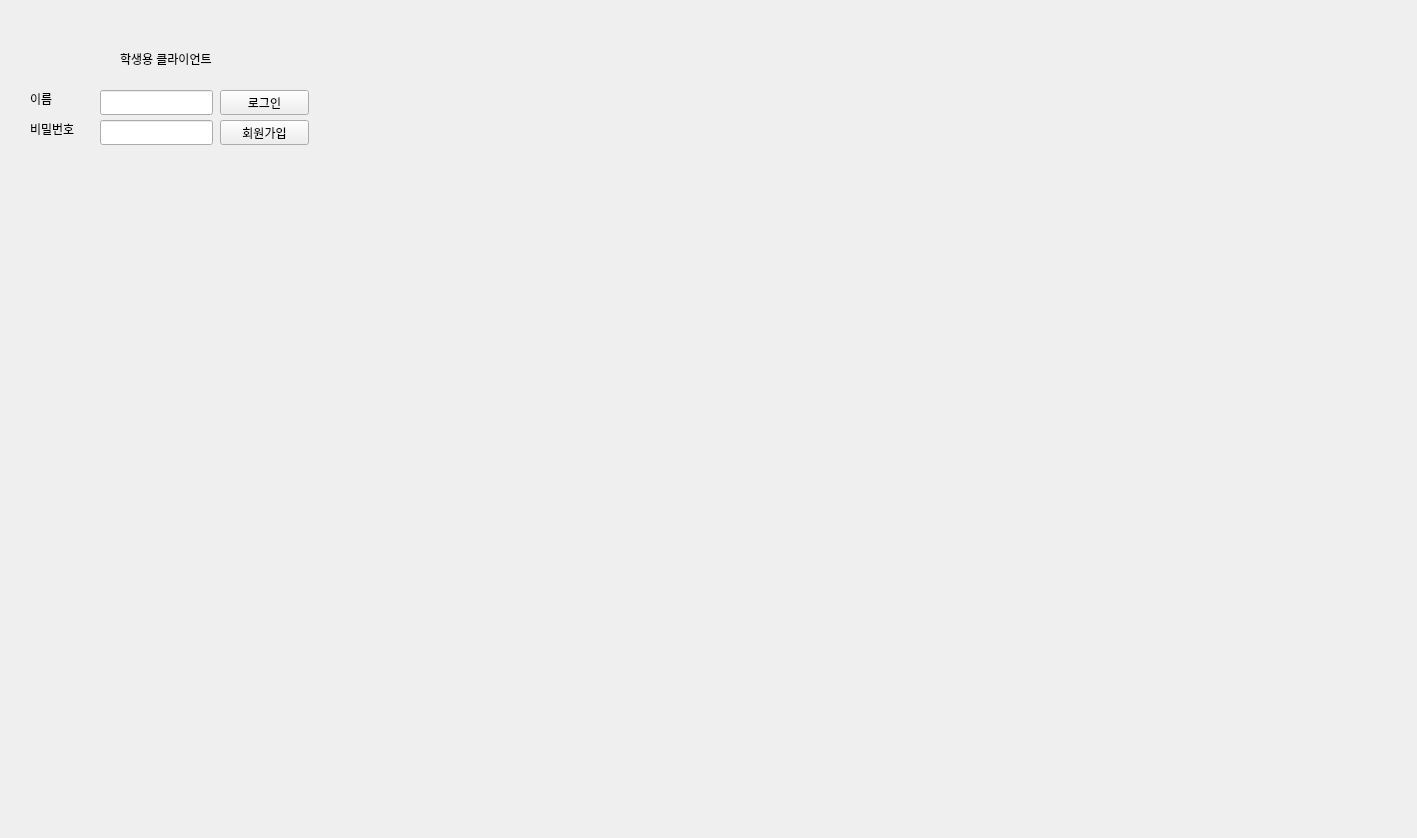
Above: untitled.ui from Eduappproject/education_application before the change. Below: the same form after it.
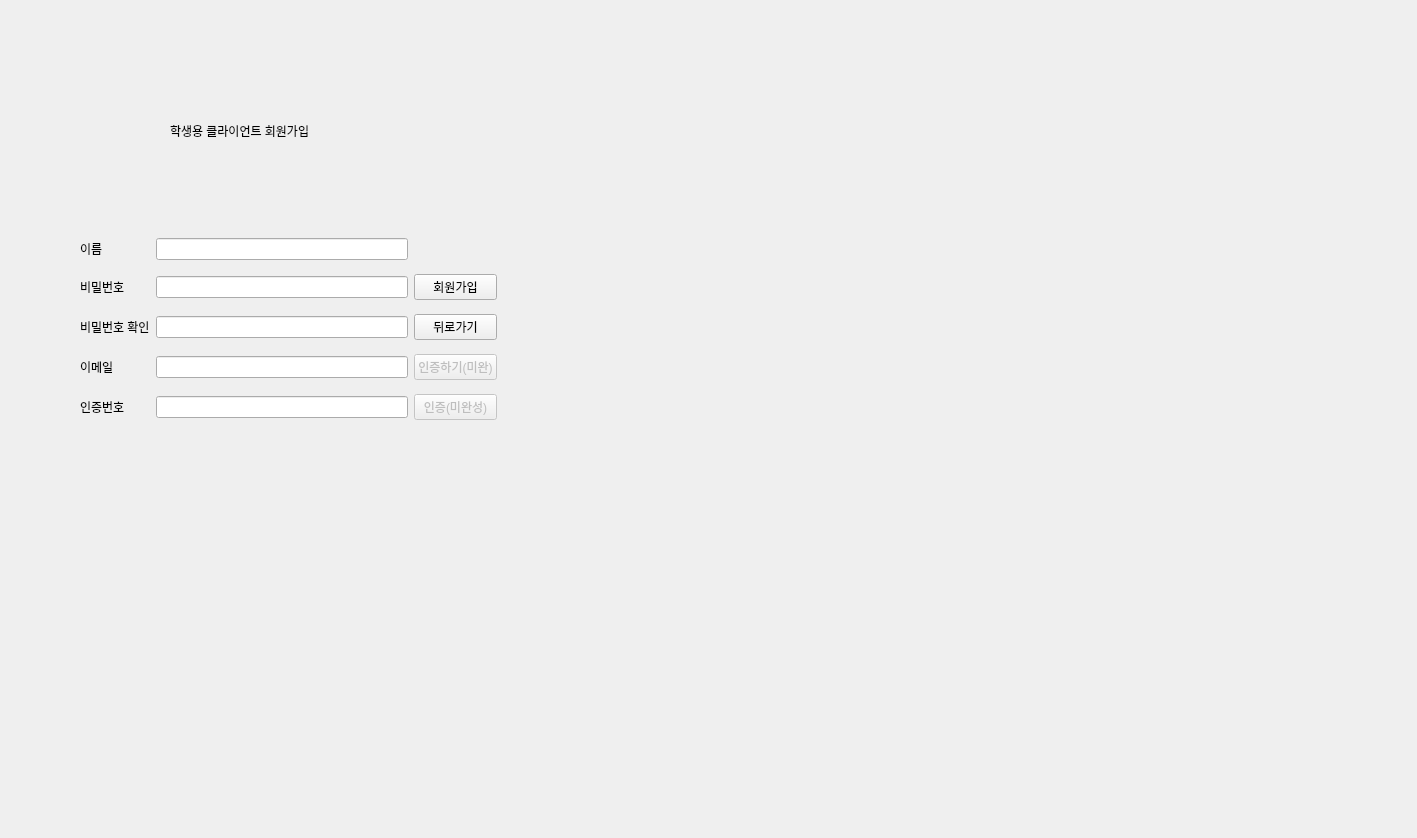
That is the form after the change. The open tabs and pages were chosen to show the change.

Commit message: 버튼페이지 이동

The edit to the form file:
```diff
--- a/untitled.ui
+++ b/untitled.ui
@@ -21,8 +21,8 @@
     <rect>
      <x>30</x>
      <y>30</y>
-     <width>311</width>
-     <height>361</height>
+     <width>571</width>
+     <height>541</height>
     </rect>
    </property>
    <property name="currentIndex">
@@ -32,10 +32,10 @@
     <widget class="QLabel" name="label_3">
      <property name="geometry">
       <rect>
-       <x>0</x>
-       <y>90</y>
-       <width>67</width>
-       <height>17</height>
+       <x>101</x>
+       <y>398</y>
+       <width>56</width>
+       <height>23</height>
       </rect>
      </property>
      <property name="text">
@@ -45,9 +45,9 @@
     <widget class="QLineEdit" name="lineEdit_2">
      <property name="geometry">
       <rect>
-       <x>70</x>
-       <y>90</y>
-       <width>113</width>
+       <x>163</x>
+       <y>401</y>
+       <width>142</width>
        <height>25</height>
       </rect>
      </property>
@@ -55,10 +55,10 @@
     <widget class="QPushButton" name="pushButton_2">
      <property name="geometry">
       <rect>
-       <x>190</x>
-       <y>90</y>
-       <width>89</width>
-       <height>25</height>
+       <x>311</x>
+       <y>398</y>
+       <width>80</width>
+       <height>31</height>
       </rect>
      </property>
      <property name="text">
@@ -68,23 +68,23 @@
     <widget class="QLabel" name="label">
      <property name="geometry">
       <rect>
-       <x>90</x>
-       <y>20</y>
+       <x>110</x>
+       <y>270</y>
        <width>231</width>
        <height>17</height>
       </rect>
      </property>
      <property name="text">
-      <string>학생용 클라이언트</string>
+      <string>학생용 클라이언트 (로그인)</string>
      </property>
     </widget>
     <widget class="QPushButton" name="pushButton">
      <property name="geometry">
       <rect>
-       <x>190</x>
-       <y>60</y>
-       <width>89</width>
-       <height>25</height>
+       <x>311</x>
+       <y>361</y>
+       <width>80</width>
+       <height>31</height>
       </rect>
      </property>
      <property name="text">
@@ -94,10 +94,10 @@
     <widget class="QLabel" name="label_2">
      <property name="geometry">
       <rect>
-       <x>0</x>
-       <y>60</y>
-       <width>67</width>
-       <height>17</height>
+       <x>101</x>
+       <y>361</y>
+       <width>28</width>
+       <height>23</height>
       </rect>
      </property>
      <property name="text">
@@ -107,71 +107,126 @@
     <widget class="QLineEdit" name="lineEdit">
      <property name="geometry">
       <rect>
-       <x>70</x>
-       <y>60</y>
-       <width>113</width>
+       <x>163</x>
+       <y>364</y>
+       <width>142</width>
        <height>25</height>
       </rect>
      </property>
     </widget>
    </widget>
-   <widget class="QWidget" name="page_2">
-    <widget class="QLabel" name="label_6">
+   <widget class="QWidget" name="page_4">
+    <widget class="QLabel" name="label_9">
      <property name="geometry">
       <rect>
-       <x>10</x>
-       <y>180</y>
-       <width>111</width>
-       <height>20</height>
+       <x>140</x>
+       <y>90</y>
+       <width>221</width>
+       <height>21</height>
       </rect>
      </property>
      <property name="text">
-      <string>비밀번호 재입력</string>
+      <string>학생용 클라이언트 회원가입</string>
      </property>
     </widget>
-    <widget class="QLineEdit" name="lineEdit_3">
-     <property name="geometry">
-      <rect>
-       <x>120</x>
-       <y>120</y>
-       <width>113</width>
-       <height>25</height>
-      </rect>
-     </property>
-    </widget>
-    <widget class="QLineEdit" name="lineEdit_4">
-     <property name="geometry">
-      <rect>
-       <x>120</x>
-       <y>150</y>
-       <width>113</width>
-       <height>25</height>
-      </rect>
-     </property>
-    </widget>
-    <widget class="QLabel" name="label_5">
+    <widget class="QWidget" name="">
      <property name="geometry">
       <rect>
        <x>50</x>
-       <y>150</y>
-       <width>67</width>
-       <height>17</height>
+       <y>200</y>
+       <width>417</width>
+       <height>198</height>
       </rect>
      </property>
-     <property name="text">
-      <string>비밀번호</string>
-     </property>
+     <layout class="QGridLayout" name="gridLayout_2">
+      <item row="3" column="1">
+       <widget class="QLineEdit" name="lineEdit_email"/>
+      </item>
+      <item row="1" column="1">
+       <widget class="QLineEdit" name="lineEdit_new_pw"/>
+      </item>
+      <item row="1" column="0">
+       <widget class="QLabel" name="label_11">
+        <property name="text">
+         <string>비밀번호</string>
+        </property>
+       </widget>
+      </item>
+      <item row="1" column="2">
+       <widget class="QPushButton" name="SignUpPushButton_2">
+        <property name="text">
+         <string>회원가입</string>
+        </property>
+       </widget>
+      </item>
+      <item row="3" column="2">
+       <widget class="QPushButton" name="EmailCheckPushButton">
+        <property name="enabled">
+         <bool>false</bool>
+        </property>
+        <property name="text">
+         <string>인증하기(미완)</string>
+        </property>
+       </widget>
+      </item>
+      <item row="2" column="1">
+       <widget class="QLineEdit" name="lineEdit_new_pw_check"/>
+      </item>
+      <item row="0" column="1">
+       <widget class="QLineEdit" name="lineEdit_new_id"/>
+      </item>
+      <item row="2" column="2">
+       <widget class="QPushButton" name="BackButton">
+        <property name="text">
+         <string>뒤로가기</string>
+        </property>
+       </widget>
+      </item>
+      <item row="0" column="0">
+       <widget class="QLabel" name="label_10">
+        <property name="text">
+         <string>이름</string>
+        </property>
+       </widget>
+      </item>
+      <item row="2" column="0">
+       <widget class="QLabel" name="label_12">
+        <property name="text">
+         <string>비밀번호 확인</string>
+        </property>
+       </widget>
+      </item>
+      <item row="3" column="0">
+       <widget class="QLabel" name="label_13">
+        <property name="text">
+         <string>이메일</string>
+        </property>
+       </widget>
+      </item>
+      <item row="4" column="0">
+       <widget class="QLabel" name="label_14">
+        <property name="text">
+         <string>인증번호</string>
+        </property>
+       </widget>
+      </item>
+      <item row="4" column="1">
+       <widget class="QLineEdit" name="lineEdit_email_check"/>
+      </item>
+      <item row="4" column="2">
+       <widget class="QPushButton" name="EmailCheckNumberPushButton">
+        <property name="enabled">
+         <bool>false</bool>
+        </property>
+        <property name="text">
+         <string>인증(미완성)</string>
+        </property>
+       </widget>
+      </item>
+     </layout>
     </widget>
-    <widget class="QLineEdit" name="lineEdit_5">
-     <property name="geometry">
-      <rect>
-       <x>120</x>
-       <y>180</y>
-       <width>113</width>
-       <height>25</height>
-      </rect>
-     </property>
-    </widget>
+   </widget>
+   <widget class="QWidget" name="page_2">
     <widget class="QLabel" name="label_4">
      <property name="geometry">
       <rect>
```
Left out of the diff: 87 changed lines with no effect on the pictures. The commit also changes 1 other file.
